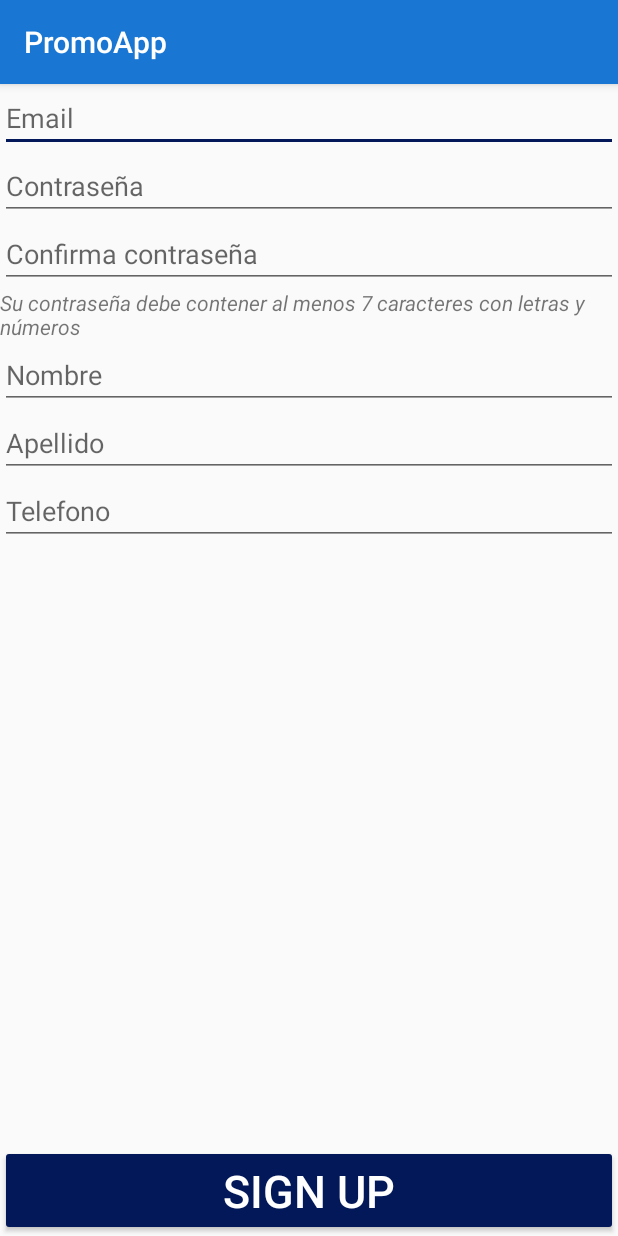
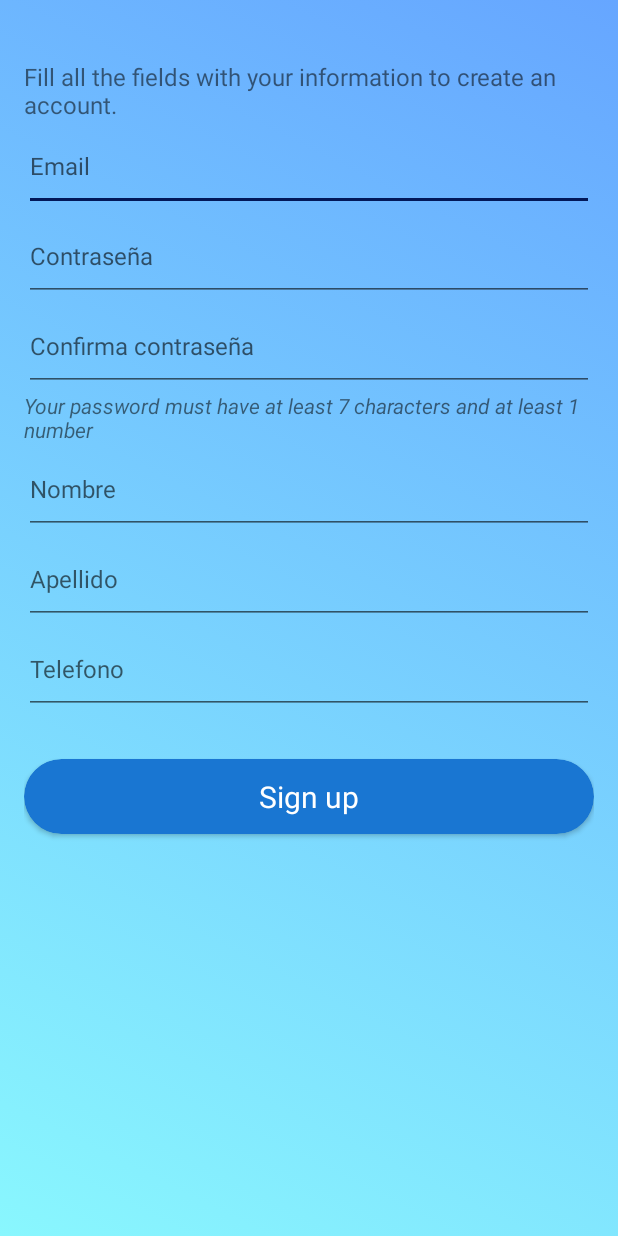
Before and after one commit to MartinCJ08/PromoApp, an Android app: the SignupActivity screen opened directly, with no data from a screen before it, on a phone screen of 412 x 824 dp. Run offline under Robolectric (Android 15) with nearby library versions, the phone set to English and light mode, and no system bars; our stand-ins replace Firebase (no records; nobody signed in at launch, a user with empty details on screens opened directly).

Commit message:
Ella eh callaita
Pero pal setso eh atrevidaaaaaa

```diff
--- a/PromoApp/app/build.gradle
+++ b/PromoApp/app/build.gradle
@@ -32,4 +32,5 @@ dependencies {
     androidTestImplementation 'androidx.test.espresso:espresso-core:3.1.1'
     implementation 'com.google.android.material:material:1.0.0'
     implementation 'androidx.cardview:cardview:1.0.0'
+    implementation 'com.github.florent37:camerafragment:1.0.9'
 }
--- a/PromoApp/app/src/main/java/com/example/promoapp/Activities/SignupActivity.java
+++ b/PromoApp/app/src/main/java/com/example/promoapp/Activities/SignupActivity.java
@@ -1,5 +1,7 @@
 package com.example.promoapp.Activities;
 
+import android.graphics.drawable.AnimationDrawable;
+import android.widget.LinearLayout;
 import androidx.annotation.NonNull;
 import androidx.appcompat.app.AppCompatActivity;
 
@@ -9,6 +11,7 @@ import android.widget.Button;
 import android.widget.EditText;
 import android.widget.Toast;
 
+import androidx.cardview.widget.CardView;
 import com.example.promoapp.Models.Usuario;
 import com.example.promoapp.R;
 import com.google.android.gms.tasks.OnCompleteListener;
@@ -26,13 +29,23 @@ public class SignupActivity extends AppCompatActivity {
     FirebaseDatabase database = FirebaseDatabase.getInstance();
     DatabaseReference myRef = database.getReference("usuarios");
 
-    private Button btnSignReg;
+    private CardView btnSignReg;
     private EditText etxtEmailSign, etxtPassSign, etxtPassSign2, etxtNomSign, etxtApeSign, etxtPhoneSign;
 
     @Override
     protected void onCreate(Bundle savedInstanceState) {
         super.onCreate(savedInstanceState);
+        try
+        {
+            this.getSupportActionBar().hide();
+        }
+        catch (NullPointerException e){}
         setContentView(R.layout.activity_sign_up);
+        LinearLayout l = (LinearLayout) findViewById(R.id.signup_view);
+        AnimationDrawable animationDrawable = (AnimationDrawable) l.getBackground();
+        animationDrawable.setEnterFadeDuration(2500);
+        animationDrawable.setExitFadeDuration(5000);
+        animationDrawable.start();
 
         btnSignReg = findViewById(R.id.btnSignReg);
         etxtPassSign = findViewById(R.id.etxtPassSign);
--- /dev/null
+++ b/PromoApp/app/src/main/res/color/item_color.xml
@@ -0,0 +1,4 @@
+<selector xmlns:android="http://schemas.android.com/apk/res/android">
+    <item android:state_checked="true" android:color="@color/colorPrimary" />
+    <item android:color="@android:color/darker_gray"  />
+</selector>
--- a/PromoApp/app/src/main/res/layout/activity_sign_up.xml
+++ b/PromoApp/app/src/main/res/layout/activity_sign_up.xml
@@ -5,32 +5,43 @@
     android:layout_width="match_parent"
     android:layout_height="match_parent"
     android:orientation="vertical"
+    android:layout_gravity="center"
+    android:paddingLeft="16dp"
+    android:paddingRight="16dp"
+    android:paddingTop="40dp"
+    android:id="@+id/signup_view"
+    android:background="@drawable/gradient_list_1"
     tools:context=".Activities.SignupActivity">
 
-    <LinearLayout
+    <TextView
         android:layout_width="match_parent"
         android:layout_height="wrap_content"
-        android:layout_weight="1"
-        android:orientation="vertical">
-
+        android:textSize="16dp"
+        android:text="Fill all the fields with your information to create an account."/>
     <EditText
         android:id="@+id/etxtEmailSign"
         android:layout_width="match_parent"
-            android:layout_height="wrap_content"
+        android:layout_height="60dp"
+        android:height="60dp"
+        android:textSize="16dp"
         android:hint="Email"
         android:inputType="textEmailAddress"/>
 
     <EditText
         android:id="@+id/etxtPassSign"
+        android:textSize="16dp"
         android:layout_width="match_parent"
-            android:layout_height="wrap_content"
+        android:layout_height="60dp"
+        android:height="60dp"
         android:hint="Contraseña"
         android:inputType="textPassword"/>
 
     <EditText
         android:id="@+id/etxtPassSign2"
         android:layout_width="match_parent"
-            android:layout_height="wrap_content"
+        android:layout_height="60dp"
+        android:textSize="16dp"
+        android:height="60dp"
         android:hint="Confirma contraseña"
         android:inputType="textPassword"/>
 
@@ -38,37 +49,52 @@
         android:layout_width="match_parent"
         android:layout_height="wrap_content"
         android:textStyle="italic"
-            android:text="Su contraseña debe contener al menos 7 caracteres con letras y números"/>
+        android:text="Your password must have at least 7 characters and at least 1 number"/>
 
     <EditText
         android:id="@+id/etxtNomSign"
+        android:textSize="16dp"
         android:layout_width="match_parent"
-            android:layout_height="wrap_content"
+        android:layout_height="60dp"
+        android:height="60dp"
         android:hint="Nombre"/>
 
     <EditText
         android:id="@+id/etxtApeSign"
+        android:textSize="16dp"
         android:layout_width="match_parent"
-            android:layout_height="wrap_content"
+        android:layout_height="60dp"
+        android:height="60dp"
         android:hint="Apellido"/>
 
     <EditText
         android:id="@+id/etxtPhoneSign"
         android:layout_width="match_parent"
-            android:layout_height="wrap_content"
+        android:textSize="16dp"
+        android:height="60dp"
+        android:layout_height="60dp"
         android:hint="Telefono"
         android:inputType="number"/>
 
-    </LinearLayout>
-
-
-    <Button
+    <androidx.cardview.widget.CardView
             android:id="@+id/btnSignReg"
-        style="@style/Widget.AppCompat.Button.Colored"
             android:layout_width="match_parent"
+            android:layout_height="50dp"
+            app:cardBackgroundColor="@color/colorPrimary"
+            app:cardCornerRadius="25dp"
+            android:layout_marginTop="30dp"
+            android:layout_marginBottom="20dp"
+            android:elevation="10dp"
+            android:layout_gravity="center">
+        <RelativeLayout android:layout_width="match_parent"
+                        android:layout_height="match_parent">
+            <TextView android:layout_width="wrap_content"
                       android:layout_height="wrap_content"
-        android:layout_gravity="center"
-        android:text="@string/sign_up"
-        android:textSize="30dp"/>
+                      android:layout_centerInParent="true"
+                      android:textColor="#fff"
+                      android:textSize="20dp"
+                      android:text="@string/sign_up"/>
+        </RelativeLayout>
+    </androidx.cardview.widget.CardView>
 
 </LinearLayout>
```
Also changed, not shown: PromoApp/app/src/main/AndroidManifest.xml (+3 -5 lines), PromoApp/app/src/main/java/com/example/promoapp/Activities/MainActivity.java (+59 -1 lines), PromoApp/app/src/main/java/com/example/promoapp/CameraFragment.java (added, +18 -0 lines), PromoApp/app/src/main/java/com/example/promoapp/CameraPreview.java (added, +77 -0 lines), PromoApp/app/src/main/java/com/example/promoapp/HomeFragment.java (added, +17 -0 lines), PromoApp/app/src/main/java/com/example/promoapp/SettingsFragment.java (added, +17 -0 lines), PromoApp/app/src/main/res/layout/activity_main.xml (+15 -10 lines), PromoApp/app/src/main/res/layout/fragment_camera.xml (added, +9 -0 lines), PromoApp/app/src/main/res/layout/fragment_home.xml (added, +8 -0 lines), PromoApp/app/src/main/res/layout/fragment_settings.xml (added, +8 -0 lines), PromoApp/app/src/main/res/menu/bottom_navigation_menu.xml (+9 -13 lines), PromoApp/app/src/main/res/mipmap-hdpi/camera.png (added), PromoApp/app/src/main/res/mipmap-hdpi/home.png (added), PromoApp/app/src/main/res/mipmap-hdpi/more.png (added). Lines whose indentation alone changed are shown as unchanged.
